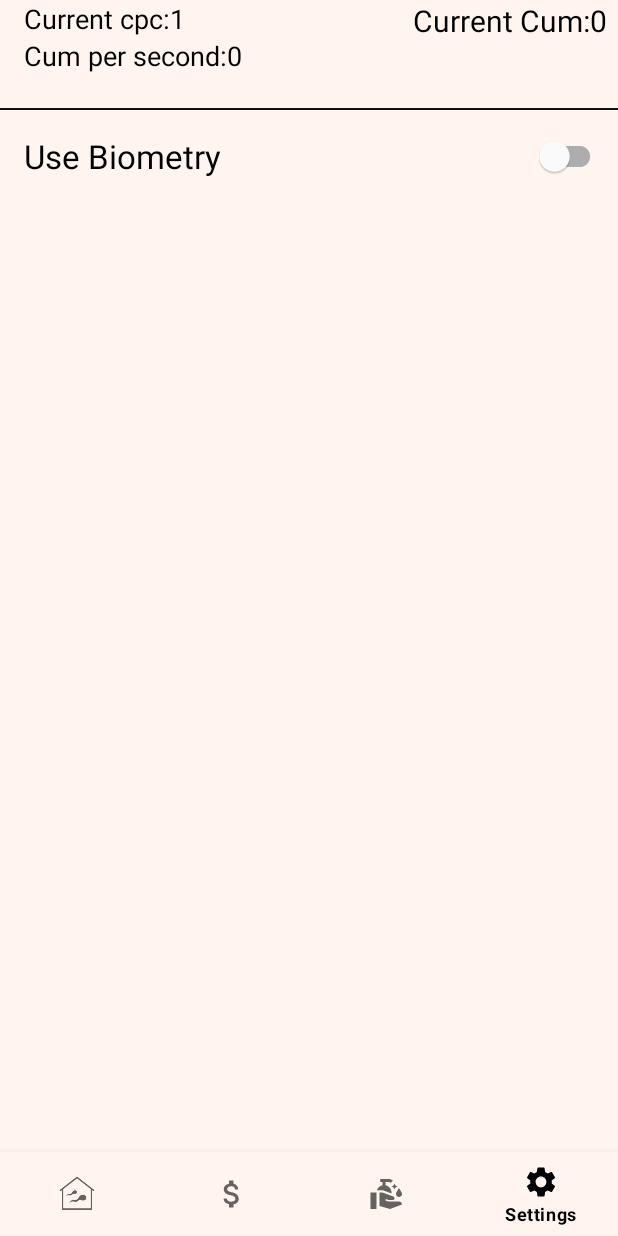
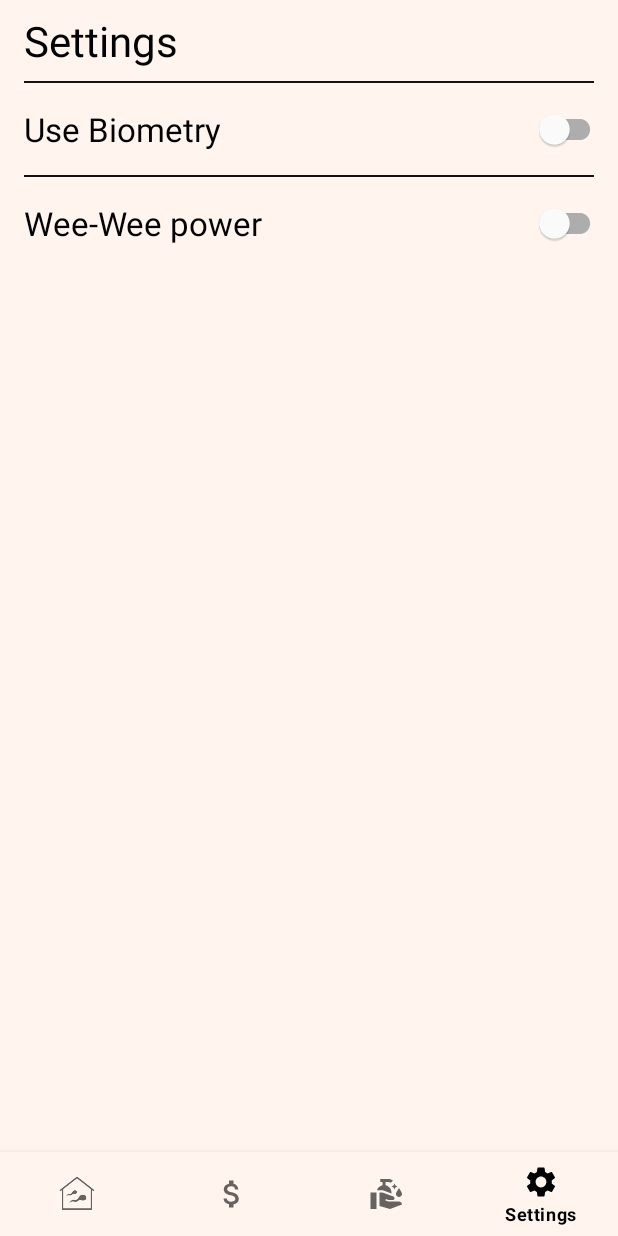
Before and after one commit to bozya02/CLicker, an Android app: the screen it shows after launch (GameActivity), item 4 of the bottom bar chosen, on a phone screen of 412 x 824 dp. Run offline under Robolectric (Android 15) with nearby library versions, the phone set to English and light mode, and no system bars; our stand-ins replace RxJava; pictures from the network do not load.

Commit message:
cocktail, new design

```diff
--- a/app/src/main/java/vlados/dudos/myapplication/common/Case.kt
+++ b/app/src/main/java/vlados/dudos/myapplication/common/Case.kt
@@ -2,14 +2,24 @@ package vlados.dudos.myapplication.common
 
 import vlados.dudos.myapplication.app.App
 import vlados.dudos.myapplication.common.ui.models.ShopItem
+import java.math.RoundingMode
+import java.text.DecimalFormat
+import kotlin.math.pow
+import kotlin.properties.Delegates
 
 object Case {
-    var currentCum: Int = App.dm.getCurrentCum()
+
+
+    private val letterList = listOf("", "K", "M", "B", "T", "q", "Q")
+    var clicks: Int = 13
+
+    var currentCum: Long = App.dm.getCurrentCum()
     var cumPerClick:Int = App.dm.getCPC()
     var cumPerSecond:Int = App.dm.getCPS()
 
     var dickPrice: Int = App.dm.getPriceDick()
     var rikardoPrice: Int = App.dm.getRikardoPrice()
+    var cocktailPrice: Int = App.dm.getCocktailPrice()
 
     private const val cpcCoef: Double = 1.25
     private const val cpsCoef: Double = 1.4
@@ -41,14 +51,22 @@ object Case {
         shopList[2].price = rikardoPrice
     }
     fun saveData(){
-        App.dm.setDickPrice(dickPrice)
-        App.dm.setPriceCPC(priceCPC)
+        App.dm.setPrice("cpc_price", priceCPC)
+        App.dm.setPrice("dick", dickPrice)
+        App.dm.setPrice("rikardo", rikardoPrice)
+        App.dm.setPrice("cocktail", cocktailPrice)
         App.dm.setCurrentCum(currentCum)
         App.dm.setCPC(cumPerClick)
         App.dm.setCPS(cumPerSecond)
-        App.dm.setRikardoPrice(rikardoPrice)
     }
-    var shopList: List<ShopItem> = listOf(ShopItem("", "Мassаж простаты", "+1 cum за клик", 0, priceCPC),
-    ShopItem("https://www.seekpng.com/png/full/12-120961_up-arrow-png-picture-up-arrow-png.png", nameItem = "Улучшение DICK", "+5 cum в секунду", 5, dickPrice),
-    ShopItem("https://cdn130.picsart.com/287487439000211.png", "Преисполниться Рикардо", "+20 cum в секунду", 20, rikardoPrice))
+    fun cutNum(num: Long): String{
+        val specialIndex = num.toString().length / 3 - if (num.toString().length % 3 == 0) 1 else 0
+        val df = DecimalFormat("#.###")
+        df.roundingMode = RoundingMode.HALF_DOWN
+        return df.format(num/1000.0.pow(specialIndex)) + letterList[specialIndex]
+    }
+    var shopList: List<ShopItem> = listOf(ShopItem("", "Мassаж простаты", "+1 cum /клик", 0, priceCPC),
+    ShopItem("https://www.seekpng.com/png/full/12-120961_up-arrow-png-picture-up-arrow-png.png", nameItem = "Улучшение DICK", "+2 cum /секунду", 2, dickPrice),
+    ShopItem("https://cdn130.picsart.com/287487439000211.png", "Пофлексить с Рикардо", "+15 cum /секунду", 20, rikardoPrice),
+    ShopItem("https://img.icons8.com/ios-filled/344/bar.png", "Start celebrating", "+50 cum /секунду", 50, 150000))
 }
--- a/app/src/main/java/vlados/dudos/myapplication/common/ui/activity/GameActivity.kt
+++ b/app/src/main/java/vlados/dudos/myapplication/common/ui/activity/GameActivity.kt
@@ -2,12 +2,15 @@ package vlados.dudos.myapplication.common.ui.activity
 
 import androidx.appcompat.app.AppCompatActivity
 import android.os.Bundle
+import android.view.View
 import androidx.fragment.app.Fragment
 import io.reactivex.Observable
 import vlados.dudos.myapplication.R
+import vlados.dudos.myapplication.common.Case.clicks
 import vlados.dudos.myapplication.common.Case.cumPerClick
 import vlados.dudos.myapplication.common.Case.cumPerSecond
 import vlados.dudos.myapplication.common.Case.currentCum
+import vlados.dudos.myapplication.common.Case.cutNum
 import vlados.dudos.myapplication.common.Case.saveData
 import vlados.dudos.myapplication.common.Case.updateCurrentCum
 import vlados.dudos.myapplication.databinding.ActivityGameBinding
@@ -15,11 +18,13 @@ import vlados.dudos.myapplication.common.ui.fragments.EventsFragment
 import vlados.dudos.myapplication.common.ui.fragments.GameFragment
 import vlados.dudos.myapplication.common.ui.fragments.SettingsFragment
 import vlados.dudos.myapplication.common.ui.fragments.ShopFragment
+import java.math.RoundingMode
+import java.text.DecimalFormat
 import java.util.concurrent.TimeUnit
+import kotlin.math.pow
 
 class GameActivity : AppCompatActivity() {
 
-    private var numsMap = mapOf(1 to "M", 1000 to "B", 1000000 to "T", 1000000000 to "Qua")
     private lateinit var b: ActivityGameBinding
 
     override fun onCreate(savedInstanceState: Bundle?) {
@@ -31,30 +36,36 @@ class GameActivity : AppCompatActivity() {
         fragmentTransaction(GameFragment())
         setContentView(b.root)
 
-        cpsThread()
-
         b.bottomNavigation.setOnItemSelectedListener { item ->
             when (item.itemId) {
 
                 R.id.click -> {
                     fragmentTransaction(GameFragment())
+                    changeInfoVisibility(View.VISIBLE)
                 }
 
                 R.id.shop -> {
                     fragmentTransaction(ShopFragment())
+                    changeInfoVisibility(View.VISIBLE)
                 }
                 R.id.events -> {
                     fragmentTransaction(EventsFragment())
+                    changeInfoVisibility(View.GONE)
                 }
                 R.id.settings -> {
                     fragmentTransaction(SettingsFragment())
+                    changeInfoVisibility(View.GONE)
                 }
 
             }
             true
         }
+    }
 
+    override fun onStart() {
+        super.onStart()
 
+        cpsThread()
     }
 
     override fun onStop() {
@@ -67,9 +78,7 @@ class GameActivity : AppCompatActivity() {
             .commit()
     }
     fun updateDate(){
-
-
-        b.yourCum.text = getString(R.string.current_cum) + currentCum
+        b.yourCum.text = getString(R.string.current_cum) + cutNum(currentCum.toLong())
         b.textCps.text = getString(R.string.cps) + cumPerSecond
         b.yourCPC.text = getString(R.string.current_cpc) + cumPerClick
     }
@@ -90,7 +99,12 @@ class GameActivity : AppCompatActivity() {
             .subscribe()
     }
     private fun cpsSaving(){
+        clicks = 13
         updateCurrentCum(cumPerSecond)
         updateDate()
     }
+    private fun changeInfoVisibility(int: Int)
+    {
+        b.constraintInfo.visibility = int
+    }
 }
--- a/app/src/main/java/vlados/dudos/myapplication/common/ui/adapters/ShopAdapter.kt
+++ b/app/src/main/java/vlados/dudos/myapplication/common/ui/adapters/ShopAdapter.kt
@@ -14,6 +14,7 @@ import vlados.dudos.myapplication.common.Case.updateCPS
 import vlados.dudos.myapplication.common.Case.updateCurrentCum
 import vlados.dudos.myapplication.common.Case.updateDick
 import vlados.dudos.myapplication.R
+import vlados.dudos.myapplication.common.Case.cutNum
 import vlados.dudos.myapplication.common.Case.updateRikardo
 import vlados.dudos.myapplication.databinding.ShopItemBinding
 import vlados.dudos.myapplication.common.ui.models.ShopItem
@@ -42,7 +43,7 @@ class ShopAdapter(
 
         b.txtNameShopItem.text = shopList[position].nameItem
         b.txtDescShopItem.text = shopList[position].description
-        b.priceTxt.text = shopList[position].price.toString() + " cum"
+        b.priceTxt.text = "${cutNum(shopList[position].price.toLong())} cum"
 
 
         b.buyTxt.setOnClickListener {
@@ -59,9 +60,6 @@ class ShopAdapter(
                     2 ->{
                         updateRikardo()
                     }
-
-
-
                 }
                 updateCPS(shopList[position].cpsBuff)
                 onClickListener.click(shopList[position])
--- a/app/src/main/java/vlados/dudos/myapplication/common/ui/fragments/GameFragment.kt
+++ b/app/src/main/java/vlados/dudos/myapplication/common/ui/fragments/GameFragment.kt
@@ -3,6 +3,7 @@ package vlados.dudos.myapplication.common.ui.fragments
 import android.media.AudioManager
 import android.media.SoundPool
 import android.os.Bundle
+import android.os.Handler
 import android.view.LayoutInflater
 import android.view.View
 import android.view.ViewGroup
@@ -11,6 +12,8 @@ import vlados.dudos.myapplication.common.Case.cumPerClick
 import vlados.dudos.myapplication.common.Case.updateCurrentCum
 import vlados.dudos.myapplication.common.ui.activity.GameActivity
 import vlados.dudos.myapplication.R
+import vlados.dudos.myapplication.app.App
+import vlados.dudos.myapplication.common.Case.clicks
 import vlados.dudos.myapplication.databinding.FragmentGameBinding
 
 class GameFragment : Fragment() {
@@ -25,7 +28,7 @@ class GameFragment : Fragment() {
     ): View? {
         b = FragmentGameBinding.bind(
             inflater.inflate(
-                R.layout.fragment_game,container, false
+                R.layout.fragment_game, container, false
             )
         )
         return b.root
@@ -34,20 +37,30 @@ class GameFragment : Fragment() {
     override fun onViewCreated(view: View, savedInstanceState: Bundle?) {
         super.onViewCreated(view, savedInstanceState)
 
-        soundPool = SoundPool(2, AudioManager.STREAM_MUSIC, 0)
-        soundPool.load(context, R.raw.wewe, 1)
+        checkSound()
         onClick()
     }
 
-    private fun onClick(){
+    private fun onClick() {
         b.btnCumClick.setOnClickListener {
-            makeSound()
-            updateCurrentCum(cumPerClick)
-            (activity as GameActivity).updateDate()
+            if (clicks > 0) {
+                clicks--
+                makeSound()
+                updateCurrentCum(cumPerClick)
+                (activity as GameActivity).updateDate()
+            }
         }
     }
 
-    private fun makeSound(){
-        soundPool.play(1,1f,1f,0,0,1f)
+    private fun makeSound() {
+        if (App.dm.getSoundState())
+            soundPool.play(1, 1f, 1f, 0, 0, 1f)
+    }
+
+    private fun checkSound() {
+        if (App.dm.getSoundState()) {
+            soundPool = SoundPool(2, AudioManager.STREAM_MUSIC, 0)
+            soundPool.load(context, R.raw.wewe, 1)
+        }
     }
 }
--- a/app/src/main/java/vlados/dudos/myapplication/common/ui/fragments/SettingsFragment.kt
+++ b/app/src/main/java/vlados/dudos/myapplication/common/ui/fragments/SettingsFragment.kt
@@ -37,8 +37,12 @@ class SettingsFragment : Fragment() {
         b.biometrySwitch.setOnCheckedChangeListener { buttonView, isChecked ->
             App.dm.saveBiometryState(isChecked)
         }
+        b.soundSwitch.setOnCheckedChangeListener { compoundButton, isChecked ->
+            App.dm.setSoundState(isChecked)
+        }
     }
     private fun setSwitchState(){
         b.biometrySwitch.isChecked = App.dm.getBioState()
+        b.soundSwitch.isChecked = App.dm.getSoundState()
     }
 }
--- a/app/src/main/java/vlados/dudos/myapplication/data/DataManager.kt
+++ b/app/src/main/java/vlados/dudos/myapplication/data/DataManager.kt
@@ -9,23 +9,26 @@ class DataManager(private val baseContext: Context) {
     init {
         shared = baseContext.getSharedPreferences("cum", Context.MODE_PRIVATE)
     }
-
+    //get stats
     fun getCPS() : Int = shared.getInt("cps", 0)
     fun getCPC() : Int = shared.getInt("cpc", 1)
-    fun getCurrentCum() : Int = shared.getInt("current", 0)
-    fun getPriceCPC() : Int = shared.getInt("cpc_price", 120)
-    fun getPriceDick() : Int = shared.getInt("dick", 500)
-    fun getRikardoPrice() : Int = shared.getInt("rikardo", 30000)
+    fun getCurrentCum() : Long = shared.getLong("current", 0)
+    fun getPriceCPC() : Int = shared.getInt("cpc_price", 250)
+    fun getPriceDick() : Int = shared.getInt("dick", 1000)
+    fun getRikardoPrice() : Int = shared.getInt("rikardo", 50000)
+    fun getCocktailPrice() : Int = shared.getInt("cocktail", 150000)
 
+    //settings
     fun getBioState() : Boolean = shared.getBoolean("biometry", false)
     fun saveBiometryState(b: Boolean) = shared.edit().putBoolean("biometry", b).apply()
+    fun getSoundState() : Boolean = shared.getBoolean("wewe", false)
+    fun setSoundState(b: Boolean) = shared.edit().putBoolean("wewe", b).apply()
 
+    //set stats
     fun setCPS(num: Int) = shared.edit().putInt("cps", num).apply()
     fun setCPC(num: Int) = shared.edit().putInt("cpc", num).apply()
-    fun setCurrentCum(num: Int) = shared.edit().putInt("current", num).apply()
+    fun setCurrentCum(num: Long) = shared.edit().putLong("current", num).apply()
 
-
-    fun setPriceCPC(num: Int) = shared.edit().putInt("cpc_price", num).apply()
-    fun setDickPrice(num: Int) = shared.edit().putInt("dick", num).apply()
-    fun setRikardoPrice(num:Int) = shared.edit().putInt("rikardo", num).apply()
+    //set price
+    fun setPrice(str: String, num: Int) = shared.edit().putInt(str, num).apply()
 }
--- a/app/src/main/res/layout/activity_game.xml
+++ b/app/src/main/res/layout/activity_game.xml
@@ -5,24 +5,27 @@
     android:layout_width="match_parent"
     android:layout_height="match_parent"
     tools:context=".common.ui.activity.GameActivity">
-    <androidx.appcompat.widget.Toolbar
-        android:id="@+id/toolbar"
+
+
+    <androidx.constraintlayout.widget.ConstraintLayout
+        android:id="@+id/constraint_info"
         android:layout_width="match_parent"
-        android:layout_height="?actionBarSize"
+        android:layout_height="120dp"
+        android:layout_marginStart="16dp"
+        android:layout_marginEnd="16dp"
         app:layout_constraintEnd_toEndOf="parent"
         app:layout_constraintStart_toStartOf="parent"
         app:layout_constraintTop_toTopOf="parent">
-
-        <androidx.constraintlayout.widget.ConstraintLayout
-            android:layout_width="match_parent"
-            android:layout_height="match_parent"
-            tools:layout_editor_absoluteX="16dp">
 
         <TextView
             android:id="@+id/yourCPC"
             android:layout_width="0dp"
             android:layout_height="wrap_content"
+            android:layout_marginEnd="4dp"
+            android:background="@drawable/stroke_white"
+            android:padding="4dp"
             android:text="@string/current_cpc"
+            android:textAlignment="center"
             android:textColor="@color/main_text_color"
             android:textSize="18sp"
             app:layout_constraintEnd_toStartOf="@+id/guideline2"
@@ -34,49 +37,50 @@
             android:layout_width="0dp"
             android:layout_height="wrap_content"
             android:text="@string/current_cum"
-                android:textAlignment="textEnd"
+            android:textAlignment="center"
             android:textColor="@color/main_text_color"
-                android:textSize="20sp"
-                android:layout_marginEnd="8dp"
+            android:textSize="18sp"
+            app:layout_constraintBottom_toBottomOf="parent"
             app:layout_constraintEnd_toEndOf="parent"
-                app:layout_constraintStart_toStartOf="@+id/guideline2"
-                app:layout_constraintTop_toTopOf="parent" />
+            app:layout_constraintStart_toStartOf="parent" />
+
         <TextView
             android:id="@+id/text_cps"
             android:layout_width="0dp"
             android:layout_height="wrap_content"
+            android:background="@drawable/stroke_white"
+            android:padding="4dp"
             android:text="@string/cps"
-                android:textAlignment="textStart"
+            android:textAlignment="center"
+            android:layout_marginStart="4dp"
             android:textColor="@color/main_text_color"
             android:textSize="18sp"
-                android:layout_marginEnd="8dp"
-                app:layout_constraintEnd_toStartOf="@+id/guideline2"
-                app:layout_constraintStart_toStartOf="parent"
-                app:layout_constraintTop_toBottomOf="@+id/yourCPC"/>
+            app:layout_constraintEnd_toEndOf="parent"
+            app:layout_constraintStart_toEndOf="@+id/yourCPC"
+            app:layout_constraintTop_toTopOf="parent" />
 
         <androidx.constraintlayout.widget.Guideline
             android:id="@+id/guideline2"
             android:layout_width="wrap_content"
             android:layout_height="wrap_content"
             android:orientation="vertical"
-                app:layout_constraintGuide_begin="188dp" />
+            app:layout_constraintGuide_percent="0.5" />
     </androidx.constraintlayout.widget.ConstraintLayout>
-    </androidx.appcompat.widget.Toolbar>
 
     <FrameLayout
         android:id="@+id/fragment_holder"
         android:layout_width="match_parent"
         android:layout_height="0dp"
         app:layout_constraintBottom_toTopOf="@+id/bottomNavigation"
-        app:layout_constraintTop_toBottomOf="@+id/toolbar" />
+        app:layout_constraintTop_toBottomOf="@+id/constraint_info" />
 
     <com.google.android.material.bottomnavigation.BottomNavigationView
         android:id="@+id/bottomNavigation"
         android:layout_width="match_parent"
         android:layout_height="?actionBarSize"
+        android:background="@color/nawbar_back"
         app:layout_constraintBottom_toBottomOf="parent"
         app:layout_constraintEnd_toEndOf="parent"
         app:layout_constraintStart_toStartOf="parent"
-        android:background="@color/nawbar_back"
-        app:menu="@menu/nb_main"/>
+        app:menu="@menu/nb_main" />
 </androidx.constraintlayout.widget.ConstraintLayout>
--- a/app/src/main/res/layout/fragment_settings.xml
+++ b/app/src/main/res/layout/fragment_settings.xml
@@ -4,13 +4,27 @@
     xmlns:app="http://schemas.android.com/apk/res-auto"
     android:layout_height="match_parent">
 
+    <TextView
+        android:id="@+id/title_text"
+        android:layout_width="wrap_content"
+        android:layout_height="wrap_content"
+        android:text="@string/settings"
+        android:textColor="@color/main_text_color"
+        android:textSize="28sp"
+        android:layout_marginTop="8dp"
+        android:layout_marginStart="16dp"
+        app:layout_constraintStart_toStartOf="parent"
+        app:layout_constraintTop_toTopOf="parent" />
+
     <View
         android:id="@+id/line1View"
         android:layout_width="match_parent"
         android:layout_height="1dp"
-        android:layout_marginTop="16dp"
+        android:layout_marginTop="8dp"
         android:background="@color/grey_text"
-        app:layout_constraintTop_toTopOf="parent" />
+        android:layout_marginStart="16dp"
+        android:layout_marginEnd="16dp"
+        app:layout_constraintTop_toBottomOf="@id/title_text" />
 
     <TextView
         android:id="@+id/txt_biometry_switcher"
@@ -33,4 +47,35 @@
         app:layout_constraintEnd_toEndOf="parent"
         app:layout_constraintTop_toTopOf="@id/line1View" />
 
+    <View
+        android:id="@+id/line2View"
+        android:layout_width="match_parent"
+        android:layout_height="1dp"
+        android:layout_marginTop="16dp"
+        android:layout_marginEnd="16dp"
+        android:layout_marginStart="16dp"
+        android:background="@color/grey_text"
+        app:layout_constraintTop_toBottomOf="@id/txt_biometry_switcher" />
+
+    <TextView
+        android:id="@+id/txt_sound_switcher"
+        android:layout_width="0dp"
+        android:layout_height="wrap_content"
+        android:layout_margin="16dp"
+        android:text="@string/wee_wee_power"
+        android:textAlignment="textStart"
+        android:textColor="@color/main_text_color"
+        android:textSize="22sp"
+        app:layout_constraintEnd_toStartOf="@+id/biometry_switch"
+        app:layout_constraintStart_toStartOf="parent"
+        app:layout_constraintTop_toBottomOf="@+id/line2View" />
+
+    <com.google.android.material.switchmaterial.SwitchMaterial
+        android:id="@+id/sound_switch"
+        android:layout_width="wrap_content"
+        android:layout_height="wrap_content"
+        android:layout_margin="8dp"
+        app:layout_constraintEnd_toEndOf="parent"
+        app:layout_constraintTop_toTopOf="@id/line2View" />
+
 </androidx.constraintlayout.widget.ConstraintLayout>
--- a/app/src/main/res/layout/shop_item.xml
+++ b/app/src/main/res/layout/shop_item.xml
@@ -37,6 +37,8 @@
         android:layout_marginEnd="16dp"
         android:textColor="@color/main_text_color"
         android:textSize="20sp"
+        android:ellipsize="end"
+        android:maxLines="1"
         app:layout_constraintBottom_toTopOf="@+id/guideline4"
         app:layout_constraintEnd_toEndOf="parent"
         app:layout_constraintHorizontal_bias="0.0"
@@ -49,7 +51,7 @@
         android:layout_marginEnd="96dp"
         android:textAlignment="textStart"
         android:textColor="@color/grey_text"
-        android:textSize="18sp"
+        android:textSize="16sp"
         app:layout_constraintEnd_toEndOf="parent"
         app:layout_constraintStart_toEndOf="@id/guideline3"
         app:layout_constraintTop_toBottomOf="@+id/guideline4" />
--- a/app/src/main/res/values-night/colors.xml
+++ b/app/src/main/res/values-night/colors.xml
@@ -8,5 +8,5 @@
     <color name="main_text_color">@color/white_main</color>
     <color name="nawbar_back">@color/black_main</color>
     <color name="icon_tint">@color/black_main</color>
-    <color name="grey_text">#FFF0F0F0</color>
+    <color name="grey_text">#FAF0F0F0</color>
 </resources>
--- a/app/src/main/res/values/colors.xml
+++ b/app/src/main/res/values/colors.xml
@@ -8,6 +8,6 @@
     <color name="main_text_color">@color/black_main</color>
     <color name="nawbar_back">@color/white_main</color>
     <color name="icon_tint">@color/white_main</color>
-    <color name="grey_text">#FF0F0F0F</color>
+    <color name="grey_text">#FA0F0F0F</color>
     <color name="transparent">#00FFFFFF</color>
 </resources>
--- a/app/src/main/res/values/strings.xml
+++ b/app/src/main/res/values/strings.xml
@@ -5,12 +5,13 @@
     <string name="settings">Settings</string>
     <string name="events">Events</string>
     <string name="tch_works">Ведутся технические penetration</string>
-    <string name="cps">Cum per second: </string>
-    <string name="current_cum">Current Cum: </string>
+    <string name="cps">Cum /second\n</string>
+    <string name="current_cum">Current Cum\n</string>
     <string name="cum_img">cum_img</string>
     <string name="shop_img">shop_img</string>
-    <string name="current_cpc">Current cpc: </string>
+    <string name="current_cpc">Cum /click\n</string>
     <string name="buy">BUY</string>
     <string name="use_biometry">Use Biometry</string>
     <string name="billyherington">BillyHerington</string>
+    <string name="wee_wee_power">Wee-Wee power</string>
 </resources>
```
Lines whose indentation alone changed are shown as unchanged.
